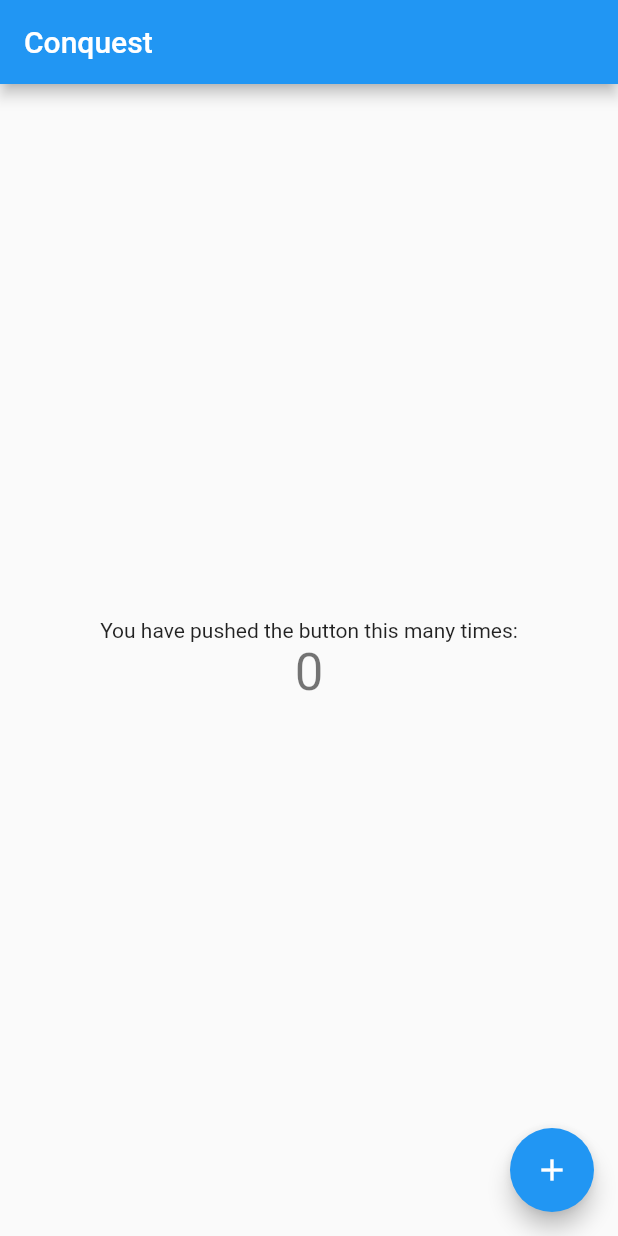
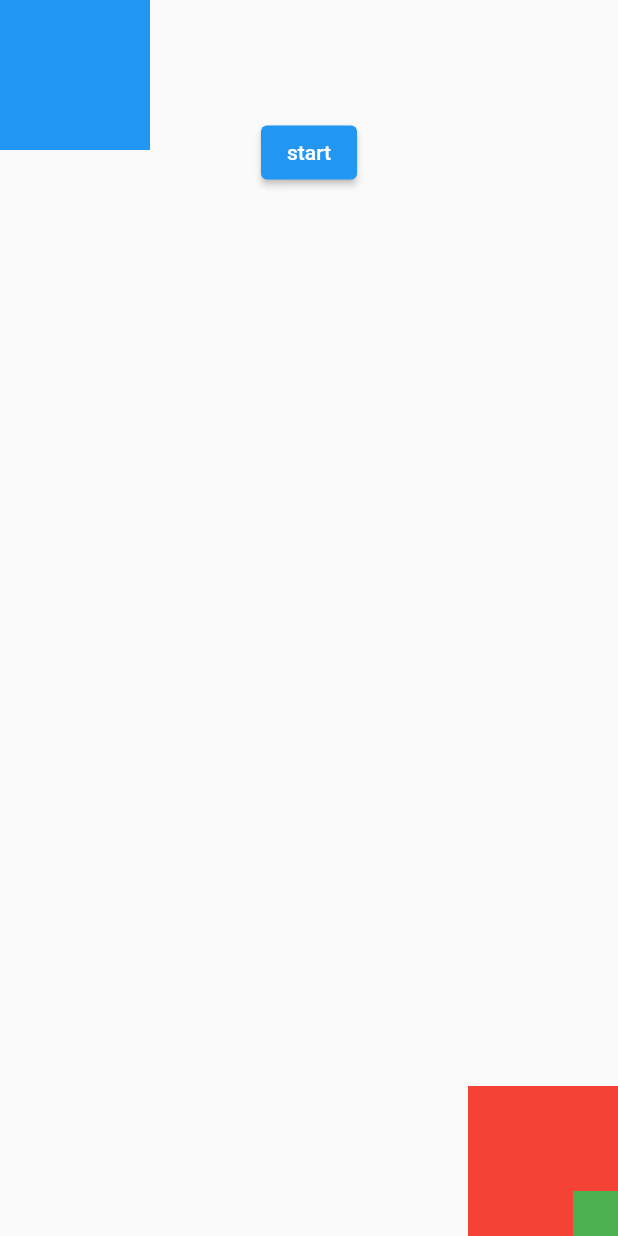
Before and after one commit to yuto90/conquest, a Flutter app: the screen it shows after launch, on a phone screen of 412 x 824 dp. Run offline on Flutter 3.47's test engine with Material 2 defaults, Android fonts, the light colour scheme and no system bars.

Commit message:
オブジェクト移動の基盤を作成

```diff
--- a/lib/home.dart
+++ b/lib/home.dart
@@ -1,6 +1,5 @@
 import 'package:flutter/material.dart';
 import 'package:provider/provider.dart';
-
 import 'home_model.dart';
 
 class Home extends StatelessWidget {
@@ -11,27 +10,43 @@ class Home extends StatelessWidget {
       child: Consumer<HomeModel>(
         builder: (context, model, child) {
           return Scaffold(
-            appBar: AppBar(
-              title: Text('Conquest'),
-            ),
-            body: Center(
-              child: Column(
-                mainAxisAlignment: MainAxisAlignment.center,
-                children: <Widget>[
-                  Text(
-                    'You have pushed the button this many times:',
+            body: Stack(
+              children: [
+                Align(
+                  alignment: Alignment(0, -0.8),
+                  child: ElevatedButton(
+                    onPressed: () {
+                      model.startGame();
+                    },
+                    child: Text('start'),
                   ),
-                  Text(
-                    model.counter.toString(),
-                    style: Theme.of(context).textTheme.headline4,
+                ),
+                Align(
+                  alignment: Alignment(-1, -1),
+                  child: Container(
+                    color: Colors.blue,
+                    height: 100,
+                    width: 100,
                   ),
-                ],
-              ),
-            ),
-            floatingActionButton: FloatingActionButton(
-              onPressed: model.incrementCounter,
-              tooltip: 'Increment',
-              child: Icon(Icons.add),
+                ),
+                Align(
+                  alignment: Alignment(1, 1),
+                  child: Container(
+                    color: Colors.red,
+                    height: 100,
+                    width: 100,
+                  ),
+                ),
+                // * Tank
+                Align(
+                  alignment: Alignment(model.tankX, model.tankY),
+                  child: Container(
+                    color: Colors.green,
+                    height: 30,
+                    width: 30,
+                  ),
+                ),
+              ],
             ),
           );
         },
```
Also changed, not shown: lib/home_model.dart (+22 -4 lines).
